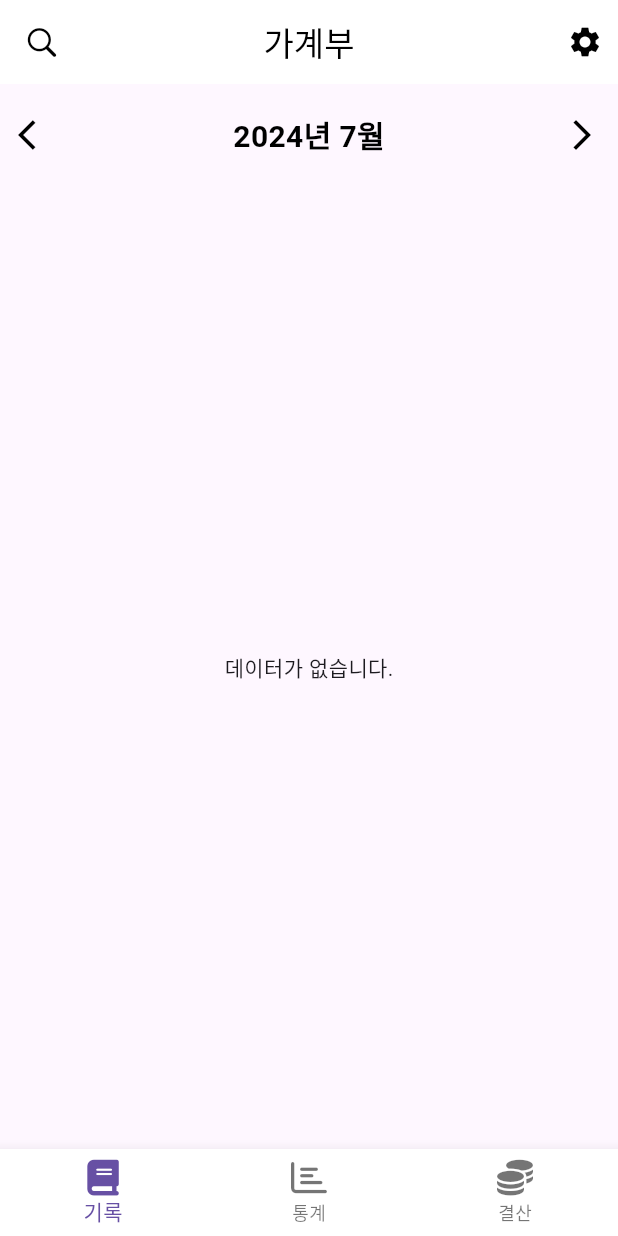
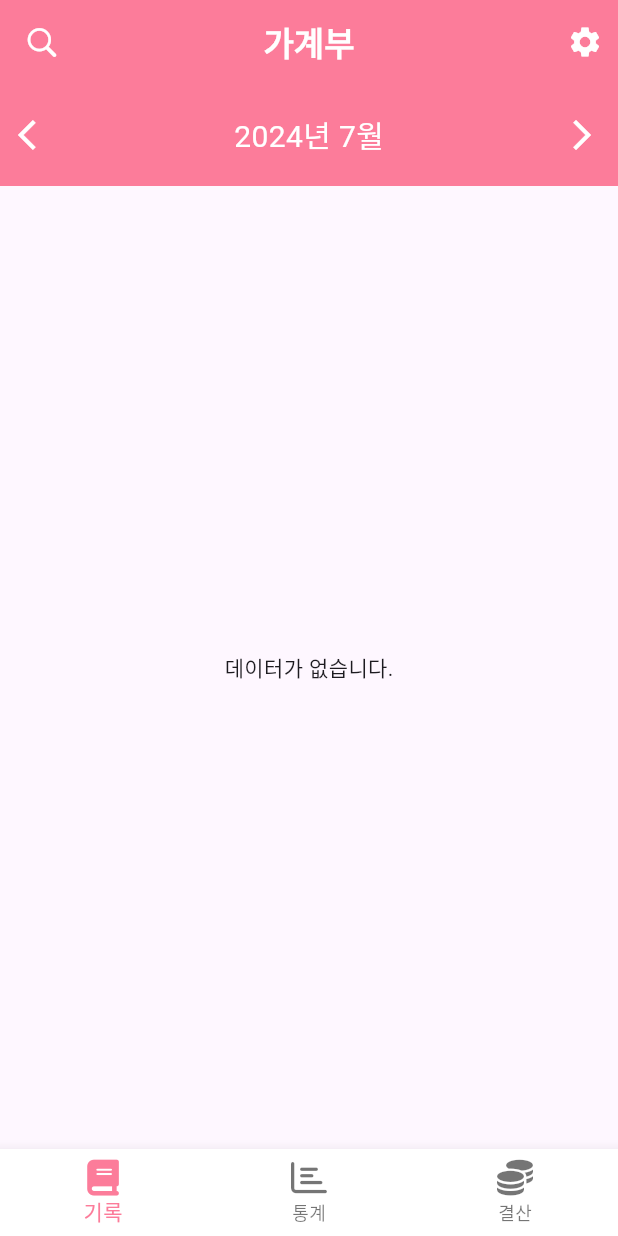
Before and after one commit to coderyu5523/project-exam, a Flutter app: the screen it shows after launch, on a phone screen of 412 x 824 dp. Run offline on Flutter 3.47's test engine with Material 3 defaults, Android fonts, the phone set to English and light mode, and no system bars; our stand-ins replace font_awesome_flutter.

Commit message:
color 설정

```diff
--- a/lib/ui/_common/calender_widget.dart
+++ b/lib/ui/_common/calender_widget.dart
@@ -23,21 +23,21 @@ class _CalendarWidgetState extends State<CalendarWidget> {
 
   @override
   Widget build(BuildContext context) {
-    return Container(
+    return Container(color: Color(0xFFFC7C9A),
       padding: EdgeInsets.symmetric(vertical: 10.0),
       child: Row(
         mainAxisAlignment: MainAxisAlignment.spaceBetween,
         children: [
           IconButton(
-            icon: Icon(Icons.arrow_back_ios, color: Colors.black),
+            icon: Icon(Icons.arrow_back_ios, color: Colors.white),
             onPressed: _prevMonth,
           ),
           Text(
             DateFormat.yMMMM('ko_KR').format(_selectedDate),
-            style: TextStyle(fontSize: 20, fontWeight: FontWeight.bold, color: Colors.black),
+            style: TextStyle(fontSize: 20, color: Colors.white),
           ),
           IconButton(
-            icon: Icon(Icons.arrow_forward_ios, color: Colors.black),
+            icon: Icon(Icons.arrow_forward_ios, color: Colors.white),
             onPressed: _nextMonth,
           ),
         ],
--- a/lib/ui/_common/custom_app_bar.dart
+++ b/lib/ui/_common/custom_app_bar.dart
@@ -9,15 +9,15 @@ class CustomAppBar extends StatelessWidget implements PreferredSizeWidget {
   @override
   Widget build(BuildContext context) {
     return AppBar(
-      backgroundColor: Colors.white,
+      backgroundColor: Color(0xFFFC7C9A),
       elevation: 0.0,
-      leading: Icon(CupertinoIcons.search, color: Colors.black),
-      title: Text(title, style: TextStyle(color: Colors.black)),
+      leading: Icon(CupertinoIcons.search, color: Colors.white),
+      title: Text(title, style: TextStyle(color: Colors.white,fontWeight: FontWeight.bold)),
       centerTitle: true,
       actions: [
         Padding(
           padding: const EdgeInsets.only(right: 10.0),
-          child: Icon(Icons.settings, color: Colors.black),
+          child: Icon(Icons.settings, color: Colors.white),
         )
       ],
     );
--- a/lib/ui/_common/custom_ottom_navigation_bar.dart
+++ b/lib/ui/_common/custom_bottom_navigation_bar.dart
@@ -14,13 +14,14 @@ class CustomBottomNavigationBar extends StatelessWidget {
   @override
   Widget build(BuildContext context) {
     return BottomNavigationBar(
+      selectedItemColor: Color(0xFFFC7C9A),
       backgroundColor: Colors.white,
       type: BottomNavigationBarType.fixed,
       currentIndex: selectedIndex,
       onTap: onItemTapped,
       items: [
         BottomNavigationBarItem(
-            label: "기록", icon: Icon(FontAwesomeIcons.book)),
+            label: "기록",icon: Icon(FontAwesomeIcons.book)),
         BottomNavigationBarItem(
             label: "통계", icon: Icon(FontAwesomeIcons.chartBar)),
         BottomNavigationBarItem(
--- a/lib/ui/pages/main_page.dart
+++ b/lib/ui/pages/main_page.dart
@@ -2,7 +2,7 @@ import 'package:flutter/cupertino.dart';
 import 'package:flutter/material.dart';
 import 'package:project_account/ui/pages/record_page/record_page.dart';
 import '../_common/custom_app_bar.dart';
-import '../_common/custom_ottom_navigation_bar.dart';
+import '../_common/custom_bottom_navigation_bar.dart';
 import 'asset_page/asset_page.dart';
 import 'chart_page/chart_page.dart';
 
```
Also changed, not shown: lib/ui/pages/record_page/components/record_tab.dart (added, +42 -0 lines).
